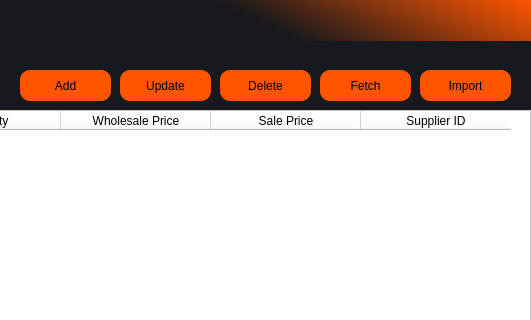
Old version of the form backend_files/ui_files/inventory.ui in the repository CS3250-Ctrl-Intelligence/Team-Project_Python; both pictures show x 360 to 891 and y 0 to 320 of the 891 by 561 pixel window.
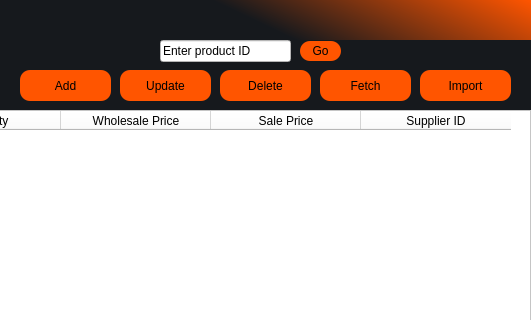
New version of the form. Icons and pictures are not drawn.

Commit message: Created the README for the project and implemented a search function on the orders and inventory tables. Create minor QOL fixes like the passwords when creating an employee were not hidden but now they are

What changed in the file:
```diff
--- a/backend_files/ui_files/inventory.ui
+++ b/backend_files/ui_files/inventory.ui
@@ -128,7 +128,7 @@
              <string>Signed In</string>
             </property>
             <property name="icon">
-             <iconset resource="resources.qrc">
+             <iconset resource="../resources.qrc">
               <normaloff>:/icons/icons/user.svg</normaloff>:/icons/icons/user.svg</iconset>
             </property>
             <property name="iconSize">
@@ -417,7 +417,7 @@
              <string>Orders</string>
             </property>
             <property name="icon">
-             <iconset resource="resources.qrc">
+             <iconset resource="../resources.qrc">
               <normaloff>:/icons/icons/inbox.svg</normaloff>:/icons/icons/inbox.svg</iconset>
             </property>
             <property name="iconSize">
@@ -447,7 +447,7 @@
              <string>Inventory</string>
             </property>
             <property name="icon">
-             <iconset resource="resources.qrc">
+             <iconset resource="../resources.qrc">
               <normaloff>:/icons/icons/list.svg</normaloff>:/icons/icons/list.svg</iconset>
             </property>
             <property name="iconSize">
@@ -471,7 +471,7 @@
              <string>Marketing</string>
             </property>
             <property name="icon">
-             <iconset resource="resources.qrc">
+             <iconset resource="../resources.qrc">
               <normaloff>:/icons/icons/printer.svg</normaloff>:/icons/icons/printer.svg</iconset>
             </property>
             <property name="iconSize">
@@ -495,7 +495,7 @@
              <string>Finance</string>
             </property>
             <property name="icon">
-             <iconset resource="resources.qrc">
+             <iconset resource="../resources.qrc">
               <normaloff>:/icons/icons/printer.svg</normaloff>:/icons/icons/printer.svg</iconset>
             </property>
             <property name="iconSize">
@@ -559,7 +559,7 @@
              <string>Settings</string>
             </property>
             <property name="icon">
-             <iconset resource="resources.qrc">
+             <iconset resource="../resources.qrc">
               <normaloff>:/icons/icons/settings.svg</normaloff>:/icons/icons/settings.svg</iconset>
             </property>
             <property name="iconSize">
@@ -583,7 +583,7 @@
              <string>Info</string>
             </property>
             <property name="icon">
-             <iconset resource="resources.qrc">
+             <iconset resource="../resources.qrc">
               <normaloff>:/icons/icons/info.svg</normaloff>:/icons/icons/info.svg</iconset>
             </property>
             <property name="iconSize">
@@ -607,7 +607,7 @@
              <string>Help</string>
             </property>
             <property name="icon">
-             <iconset resource="resources.qrc">
+             <iconset resource="../resources.qrc">
               <normaloff>:/icons/icons/help-circle.svg</normaloff>:/icons/icons/help-circle.svg</iconset>
             </property>
             <property name="iconSize">
@@ -849,6 +849,39 @@
      <string>Add</string>
     </property>
    </widget>
+   <widget class="QLineEdit" name="lineEdit">
+    <property name="geometry">
+     <rect>
+      <x>400</x>
+      <y>0</y>
+      <width>131</width>
+      <height>22</height>
+     </rect>
+    </property>
+    <property name="styleSheet">
+     <string notr="true">background-color: rgb(255, 255, 255);</string>
+    </property>
+    <property name="text">
+     <string>Enter product ID</string>
+    </property>
+   </widget>
+   <widget class="QPushButton" name="searchBtn">
+    <property name="geometry">
+     <rect>
+      <x>540</x>
+      <y>1</y>
+      <width>41</width>
+      <height>20</height>
+     </rect>
+    </property>
+    <property name="styleSheet">
+     <string notr="true">background-color: rgb(255, 85, 0);
+border-radius: 10px;</string>
+    </property>
+    <property name="text">
+     <string>Go</string>
+    </property>
+   </widget>
   </widget>
   <widget class="QWidget" name="header" native="true">
    <property name="geometry">
@@ -886,6 +919,9 @@
     </property>
    </widget>
   </widget>
+  <zorder>leftMenuContainer</zorder>
+  <zorder>header</zorder>
+  <zorder>mainWindow</zorder>
  </widget>
  <resources>
   <include location="resources.qrc"/>
```
Left out of the diff: 2 changed lines with no effect on the pictures. The commit also changes 18 other files.
